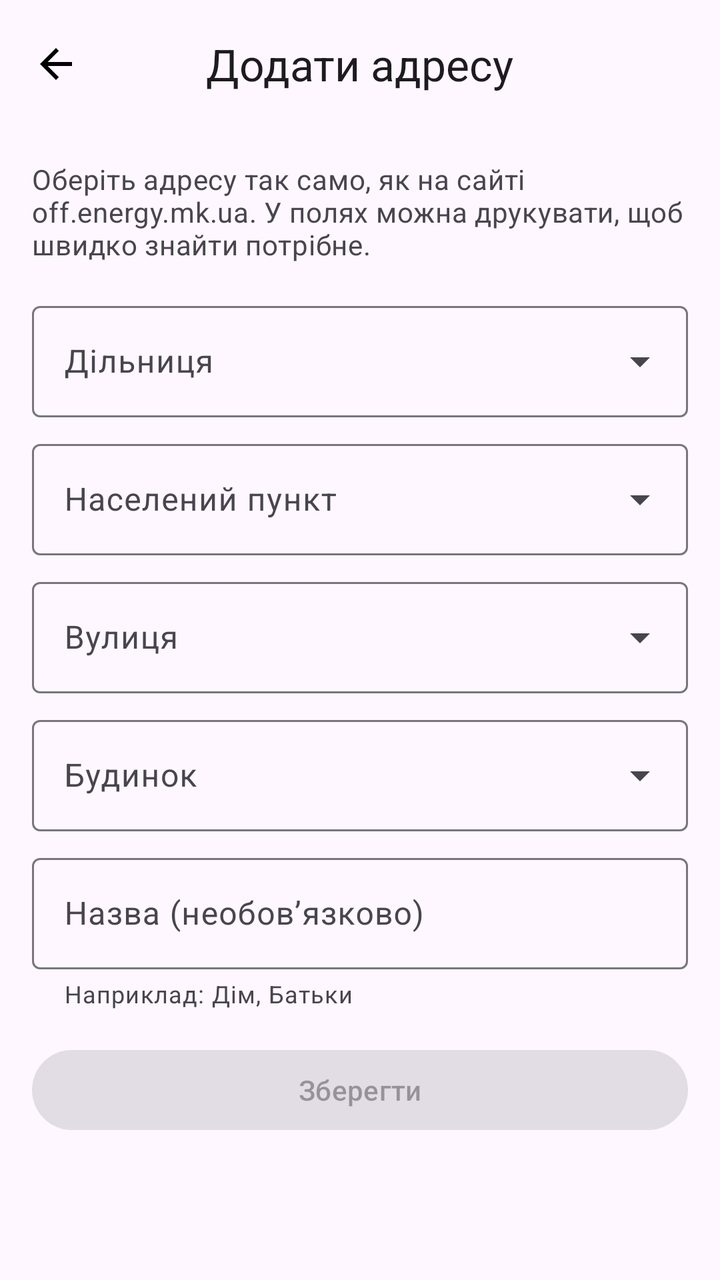
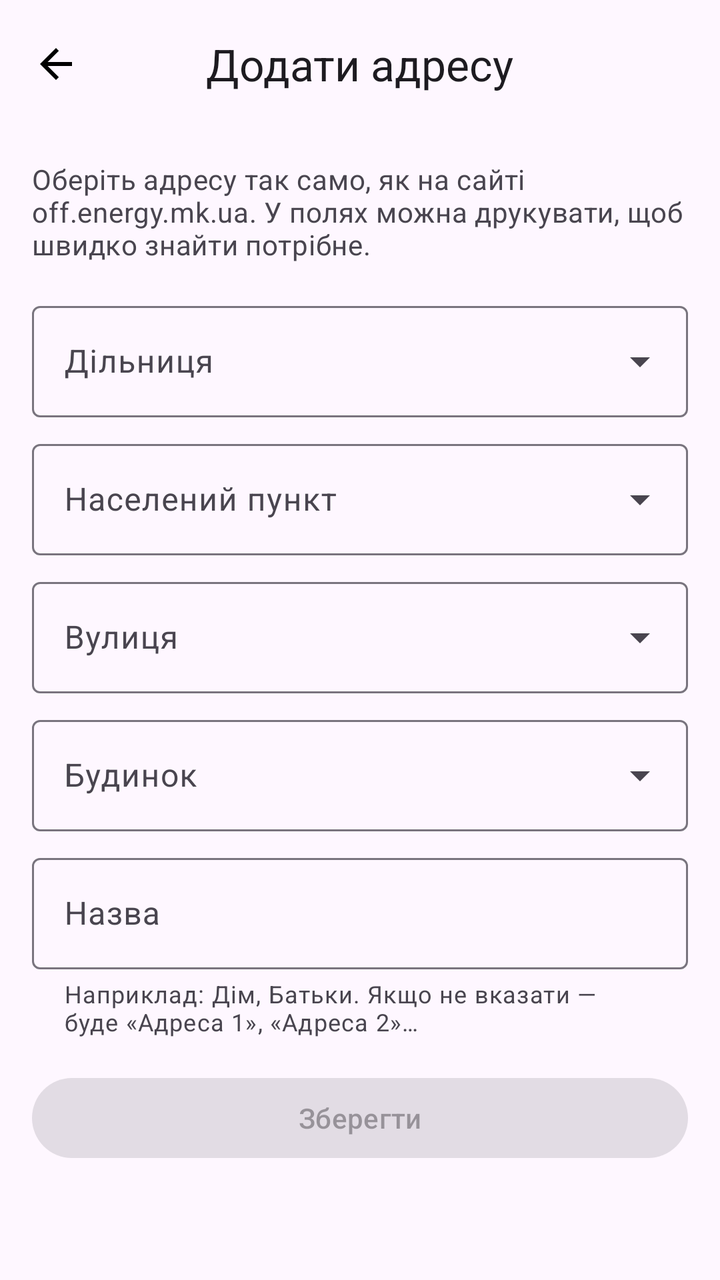

Before-and-after screenshots of an Android layout around one commit, followed by the original layout XML and the change that was made.
<!-- AndroidManifest.xml: application theme AppTheme -->
<!-- res/layout/activity_add.xml -->
<?xml version="1.0" encoding="utf-8"?>
<LinearLayout xmlns:android="http://schemas.android.com/apk/res/android"
    xmlns:app="http://schemas.android.com/apk/res-auto"
    android:id="@+id/add_root"
    android:layout_width="match_parent"
    android:layout_height="match_parent"
    android:orientation="vertical">

    <com.google.android.material.appbar.MaterialToolbar
        android:id="@+id/toolbar"
        android:layout_width="match_parent"
        android:layout_height="?attr/actionBarSize"
        app:navigationContentDescription="Назад"
        app:navigationIcon="@drawable/ic_arrow_back"
        app:titleCentered="true"
        app:title="Додати адресу" />

    <androidx.core.widget.NestedScrollView
        android:layout_width="match_parent"
        android:layout_height="0dp"
        android:layout_weight="1">

        <LinearLayout
            android:id="@+id/add_content"
            android:layout_width="match_parent"
            android:layout_height="wrap_content"
            android:orientation="vertical"
            android:padding="16dp">

            <TextView
                android:layout_width="match_parent"
                android:layout_height="wrap_content"
                android:layout_marginBottom="8dp"
                android:text="Оберіть адресу так само, як на сайті off.energy.mk.ua. У полях можна друкувати, щоб швидко знайти потрібне."
                android:textAppearance="?attr/textAppearanceBodyMedium"
                android:textColor="?attr/colorOnSurfaceVariant" />

            <com.google.android.material.textfield.TextInputLayout
                android:id="@+id/til_fil"
                style="@style/Widget.Material3.TextInputLayout.OutlinedBox.ExposedDropdownMenu"
                android:layout_width="match_parent"
                android:layout_height="wrap_content"
                android:layout_marginTop="8dp"
                android:hint="Дільниця">

                <com.google.android.material.textfield.MaterialAutoCompleteTextView
                    android:id="@+id/ac_fil"
                    android:layout_width="match_parent"
                    android:layout_height="wrap_content"
                    android:completionThreshold="1"
                    android:inputType="text" />
            </com.google.android.material.textfield.TextInputLayout>

            <com.google.android.material.textfield.TextInputLayout
                android:id="@+id/til_ns"
                style="@style/Widget.Material3.TextInputLayout.OutlinedBox.ExposedDropdownMenu"
                android:layout_width="match_parent"
                android:layout_height="wrap_content"
                android:layout_marginTop="8dp"
                android:hint="Населений пункт">

                <com.google.android.material.textfield.MaterialAutoCompleteTextView
                    android:id="@+id/ac_ns"
                    android:layout_width="match_parent"
                    android:layout_height="wrap_content"
                    android:completionThreshold="1"
                    android:inputType="text" />
            </com.google.android.material.textfield.TextInputLayout>

            <com.google.android.material.textfield.TextInputLayout
                android:id="@+id/til_st"
                style="@style/Widget.Material3.TextInputLayout.OutlinedBox.ExposedDropdownMenu"
                android:layout_width="match_parent"
                android:layout_height="wrap_content"
                android:layout_marginTop="8dp"
                android:hint="Вулиця">

                <com.google.android.material.textfield.MaterialAutoCompleteTextView
                    android:id="@+id/ac_st"
                    android:layout_width="match_parent"
                    android:layout_height="wrap_content"
                    android:completionThreshold="1"
                    android:inputType="text" />
            </com.google.android.material.textfield.TextInputLayout>

            <com.google.android.material.textfield.TextInputLayout
                android:id="@+id/til_dom"
                style="@style/Widget.Material3.TextInputLayout.OutlinedBox.ExposedDropdownMenu"
                android:layout_width="match_parent"
                android:layout_height="wrap_content"
                android:layout_marginTop="8dp"
                android:hint="Будинок">

                <com.google.android.material.textfield.MaterialAutoCompleteTextView
                    android:id="@+id/ac_dom"
                    android:layout_width="match_parent"
                    android:layout_height="wrap_content"
                    android:completionThreshold="1"
                    android:inputType="text" />
            </com.google.android.material.textfield.TextInputLayout>

            <com.google.android.material.textfield.TextInputLayout
                style="@style/Widget.Material3.TextInputLayout.OutlinedBox"
                android:layout_width="match_parent"
                android:layout_height="wrap_content"
                android:layout_marginTop="8dp"
                android:hint="Назва (необовʼязково)"
                app:helperText="Наприклад: Дім, Батьки">

                <com.google.android.material.textfield.TextInputEditText
                    android:id="@+id/et_name"
                    android:layout_width="match_parent"
                    android:layout_height="wrap_content"
                    android:inputType="textCapSentences"
                    android:maxLines="1" />
            </com.google.android.material.textfield.TextInputLayout>

            <com.google.android.material.button.MaterialButton
                android:id="@+id/btn_save"
                android:layout_width="match_parent"
                android:layout_height="wrap_content"
                android:layout_marginTop="16dp"
                android:enabled="false"
                android:text="Зберегти" />

            <TextView
                android:id="@+id/tv_status"
                android:layout_width="match_parent"
                android:layout_height="wrap_content"
                android:layout_marginTop="8dp"
                android:textAppearance="?attr/textAppearanceBodyMedium"
                android:textColor="?attr/colorOnSurfaceVariant" />
        </LinearLayout>
    </androidx.core.widget.NestedScrollView>
</LinearLayout>
<!-- resources referenced by this layout -->
<resources>
  <!-- drawable ic_arrow_back (drawable) -->
  <?xml version="1.0" encoding="utf-8"?>
  <vector xmlns:android="http://schemas.android.com/apk/res/android"
      android:width="24dp"
      android:height="24dp"
      android:viewportWidth="24"
      android:viewportHeight="24">
      <path android:fillColor="#FF000000" android:pathData="M20,11H7.83l5.59,-5.59L12,4l-8,8 8,8 1.41,-1.41L7.83,13H20v-2z" />
  </vector>
  <style name="AppTheme" parent="Theme.Material3.DayNight.NoActionBar">
          <item name="android:statusBarColor">?attr/colorSurface</item>
          <item name="android:windowLightStatusBar">@bool/light_bars</item>
      </style>
</resources>

<!-- the commit's change to res/layout/activity_add.xml (unified diff, before → after) -->
@@ -1,4 +1,5 @@
 <?xml version="1.0" encoding="utf-8"?>
+
 <LinearLayout xmlns:android="http://schemas.android.com/apk/res/android"
     xmlns:app="http://schemas.android.com/apk/res-auto"
     android:id="@+id/add_root"
@@ -104,8 +105,8 @@
                 android:layout_width="match_parent"
                 android:layout_height="wrap_content"
                 android:layout_marginTop="8dp"
-                android:hint="Назва (необовʼязково)"
-                app:helperText="Наприклад: Дім, Батьки">
+                android:hint="Назва"
+                app:helperText="Наприклад: Дім, Батьки. Якщо не вказати — буде «Адреса 1», «Адреса 2»…">
 
                 <com.google.android.material.textfield.TextInputEditText
                     android:id="@+id/et_name"
